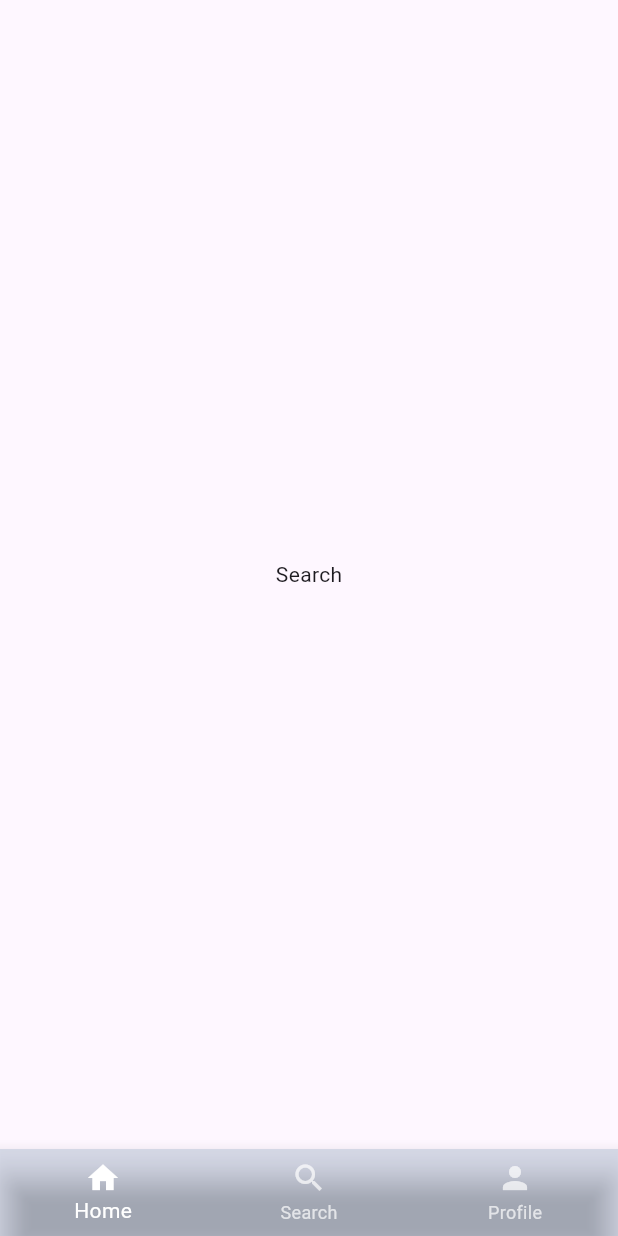
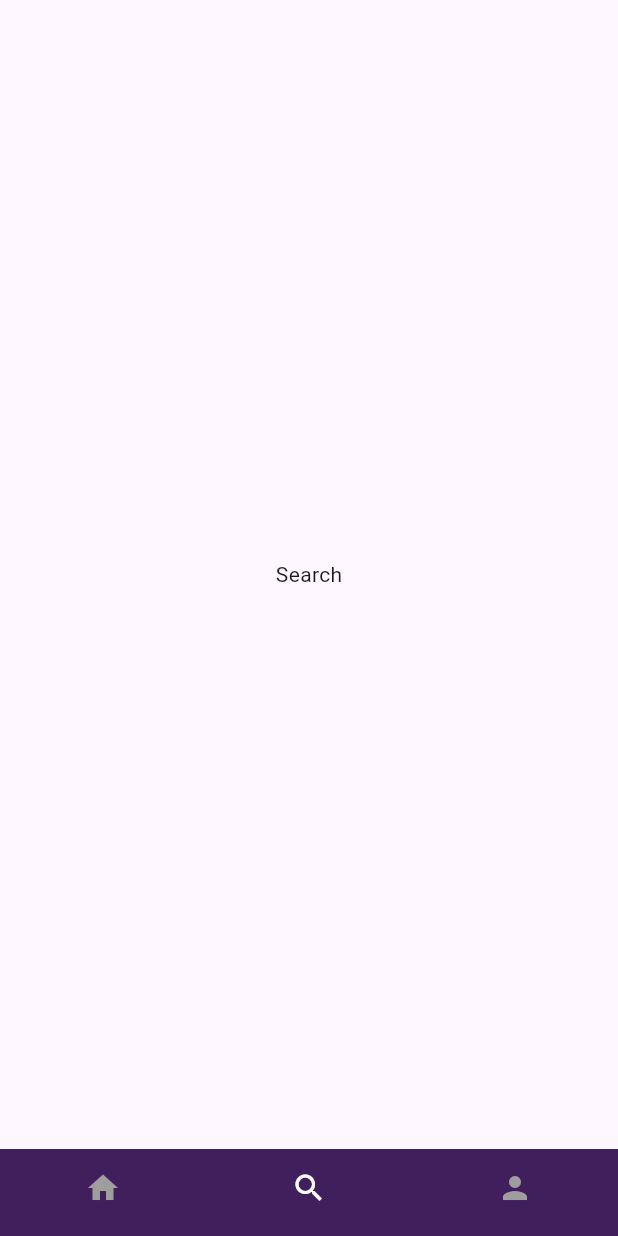
Before and after one commit to Eslamadelelkhouly/musicapp, a Flutter app: the HomeView screen opened by its route, item 2 of the bottom bar chosen, on a phone screen of 412 x 824 dp. Run offline on Flutter 3.47's test engine with Material 3 defaults, Android fonts, the phone set to English and light mode, and no system bars; our stand-ins replace go_router, google_fonts.

Commit message:
finish structure home view

```diff
--- a/lib/features/home/presentation/views/home_view.dart
+++ b/lib/features/home/presentation/views/home_view.dart
@@ -16,6 +16,7 @@ class _HomeViewState extends State<HomeView> {
   Widget build(BuildContext context) {
     return Scaffold(
       bottomNavigationBar: CustomButtonBar(
+        index: index,
         onTab: (value) {
           setState(() {
             index = value;
--- a/lib/features/home/presentation/views/widgets/custom_button_bar.dart
+++ b/lib/features/home/presentation/views/widgets/custom_button_bar.dart
@@ -4,17 +4,24 @@ import 'package:musicapp/utils/core/color_style.dart';
 
 class CustomButtonBar extends StatelessWidget {
   const CustomButtonBar({
-    super.key, required this.onTab,
+    super.key,
+    required this.onTab,
+    required this.index,
   });
-  final ValueChanged<int> onTab ;
+  final ValueChanged<int> onTab;
+  final int index;
   @override
   Widget build(BuildContext context) {
     return BottomNavigationBar(
+      showSelectedLabels: false,
+      showUnselectedLabels: false,
+      elevation: 1,
+      currentIndex: index,
       onTap: onTab,
       type: BottomNavigationBarType.fixed,
-      backgroundColor: ColorStyle.secondary,
+      backgroundColor: ColorStyle.primary,
       selectedItemColor: Colors.white,
-      unselectedItemColor: Colors.white70,
+      unselectedItemColor: Colors.grey,
       items: List.generate(
         bottombar.length,
         (index) => BottomNavigationBarItem(
--- a/lib/utils/constant.dart
+++ b/lib/utils/constant.dart
@@ -1,4 +1,5 @@
 import 'package:flutter/material.dart';
+import 'package:musicapp/features/home/presentation/views/widgets/home_view_body.dart';
 
 List<BottomNavigationBarItem> bottombar = [
   const BottomNavigationBarItem(icon: Icon(Icons.home), label: "Home"),
@@ -8,9 +9,7 @@ List<BottomNavigationBarItem> bottombar = [
 
 List<Widget> screens = [
   Scaffold(
-    body: Center(
-      child: Text("Home"),
-    ),
+    body: HomeViewBody(),
   ),
   Scaffold(
     body: Center(
```
Also changed, not shown: lib/features/home/presentation/views/widgets/custom_search_textfield.dart (added, +35 -0 lines), lib/features/home/presentation/views/widgets/home_view_body.dart (+21 -0 lines).
